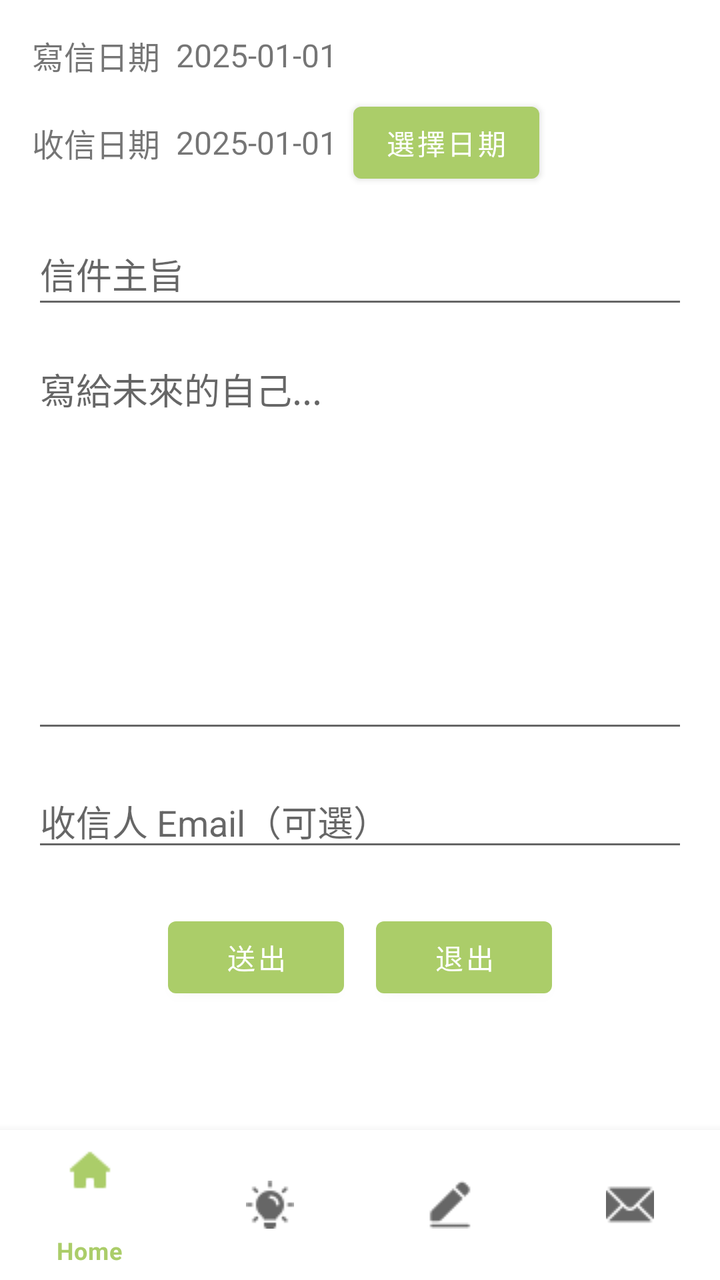
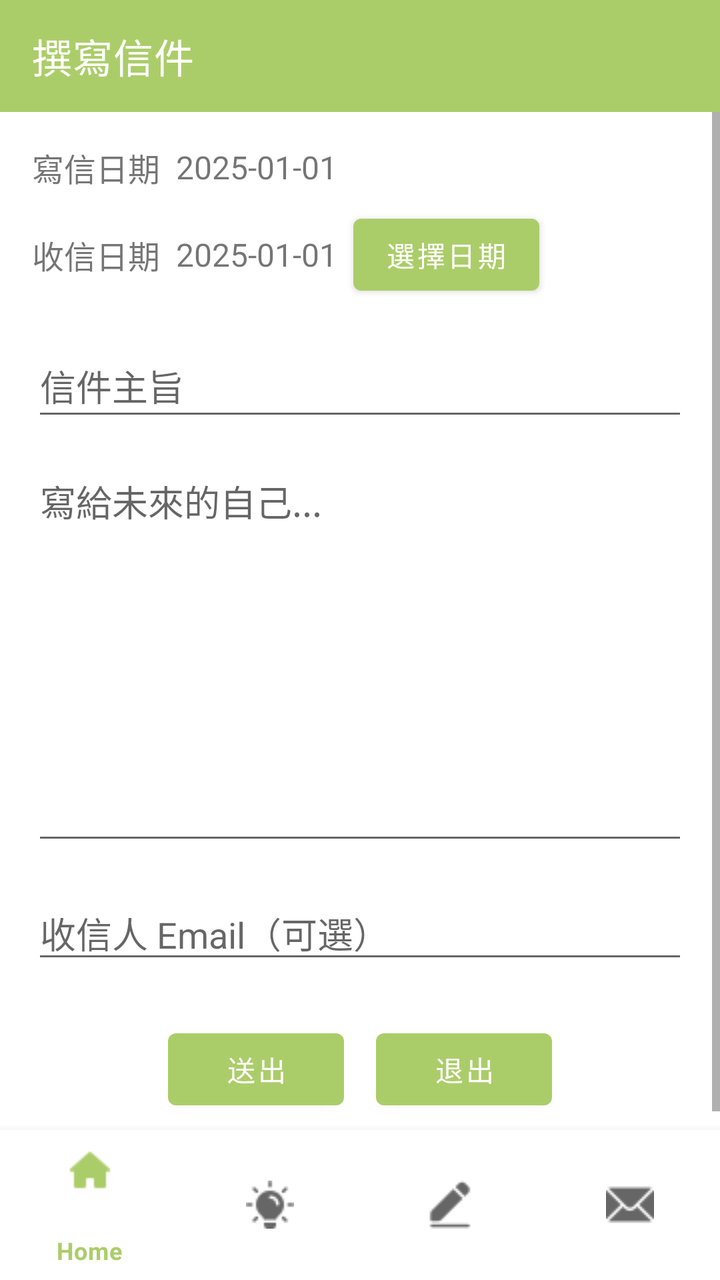

Compare the two renders of this Android layout. The source of the first and the diff that turns it into the second are given below.
<!-- AndroidManifest.xml: application theme Theme.FutureMeMailApp -->
<!-- res/layout/activity_write.xml -->
<?xml version="1.0" encoding="utf-8"?>
<androidx.constraintlayout.widget.ConstraintLayout xmlns:android="http://schemas.android.com/apk/res/android"
    xmlns:app="http://schemas.android.com/apk/res-auto"
    xmlns:tools="http://schemas.android.com/tools"
    android:id="@+id/main"
    android:layout_width="match_parent"
    android:layout_height="match_parent"
    android:fitsSystemWindows="true"
    tools:context=".WriteActivity">

    
    <ScrollView
        android:id="@+id/scrollWrite"
        android:layout_width="0dp"
        android:layout_height="0dp"
        android:fillViewport="true"
        app:layout_constraintTop_toTopOf="parent"
        app:layout_constraintBottom_toTopOf="@id/bottomNavigationView"
        app:layout_constraintStart_toStartOf="parent"
        app:layout_constraintEnd_toEndOf="parent">

        <LinearLayout
            android:layout_width="match_parent"
            android:layout_height="wrap_content"
            android:orientation="vertical"
            android:padding="16dp">

            
            <LinearLayout
                android:layout_width="match_parent"
                android:layout_height="wrap_content"
                android:orientation="horizontal"
                android:gravity="center_vertical"
                android:layout_marginBottom="8dp">

                <TextView
                    android:id="@+id/tvWriteDateLabel"
                    android:layout_width="wrap_content"
                    android:layout_height="wrap_content"
                    android:text="寫信日期"
                    android:textSize="16sp" />

                <TextView
                    android:id="@+id/tvWriteDate"
                    android:layout_width="wrap_content"
                    android:layout_height="wrap_content"
                    android:layout_marginStart="8dp"
                    android:text="2025-01-01"
                    android:textSize="16sp" />
            </LinearLayout>

            
            <LinearLayout
                android:layout_width="match_parent"
                android:layout_height="wrap_content"
                android:orientation="horizontal"
                android:gravity="center_vertical"
                android:layout_marginBottom="16dp">

                <TextView
                    android:id="@+id/tvReceiveDateLabel"
                    android:layout_width="wrap_content"
                    android:layout_height="wrap_content"
                    android:text="收信日期"
                    android:textSize="16sp" />

                <TextView
                    android:id="@+id/tvReceiveDate"
                    android:layout_width="wrap_content"
                    android:layout_height="wrap_content"
                    android:layout_marginStart="8dp"
                    android:text="2025-01-01"
                    android:textSize="16sp" />

                <Button
                    android:id="@+id/btnPickReceiveDate"
                    android:layout_width="wrap_content"
                    android:layout_height="wrap_content"
                    android:layout_marginStart="8dp"
                    android:text="選擇日期" />
            </LinearLayout>

            
            <EditText
                android:id="@+id/etTitle"
                android:layout_width="match_parent"
                android:layout_height="wrap_content"
                android:minHeight="48dp"
                android:hint="信件主旨"
                android:layout_marginBottom="12dp" />

            
            <EditText
                android:id="@+id/etContent"
                android:layout_width="match_parent"
                android:layout_height="200dp"
                android:hint="寫給未來的自己..."
                android:gravity="top"
                android:inputType="textMultiLine"
                android:layout_marginBottom="16dp" />

            
            <EditText
                android:id="@+id/etEmail"
                android:layout_width="match_parent"
                android:layout_height="wrap_content"
                android:hint="收信人 Email（可選）"
                android:inputType="textEmailAddress"
                android:layout_marginBottom="16dp" />

            
            <LinearLayout
                android:layout_width="match_parent"
                android:layout_height="wrap_content"
                android:orientation="horizontal"
                android:gravity="center"
                android:layout_marginTop="8dp">

                <Button
                    android:id="@+id/btnSend"
                    android:layout_width="wrap_content"
                    android:layout_height="wrap_content"
                    android:text="送出"
                    android:layout_marginEnd="16dp" />

                <Button
                    android:id="@+id/btnExit"
                    android:layout_width="wrap_content"
                    android:layout_height="wrap_content"
                    android:text="退出" />
            </LinearLayout>

        </LinearLayout>
    </ScrollView>

    
    <com.google.android.material.bottomnavigation.BottomNavigationView
        android:id="@+id/bottomNavigationView"
        android:layout_width="0dp"
        android:layout_height="75dp"
        app:layout_constraintBottom_toBottomOf="parent"
        app:layout_constraintStart_toStartOf="parent"
        app:layout_constraintEnd_toEndOf="parent"
        app:menu="@menu/bottom_nav_menu" />

</androidx.constraintlayout.widget.ConstraintLayout>
<!-- resources referenced by this layout -->
<resources>
  <style name="Theme.FutureMeMailApp" parent="Theme.MaterialComponents.DayNight.DarkActionBar">
          
          
          
          <item name="colorPrimary">@color/green_200</item>
          <item name="colorPrimaryVariant">@color/green_700</item>
          <item name="colorOnPrimary">@color/white</item>
          
          <item name="colorSecondary">@color/teal_200</item>
          <item name="colorSecondaryVariant">@color/teal_700</item>
          <item name="colorOnSecondary">@color/black</item>
          
          <item name="android:statusBarColor" tools:targetApi="l">?attr/colorPrimaryVariant</item>
      </style>
  <color name="green_200">#ABCD69</color>
  <color name="green_700">#0F502F</color>
  <color name="white">#FFFFFFFF</color>
  <color name="teal_200">#FF03DAC5</color>
  <color name="teal_700">#FF018786</color>
  <color name="black">#FF000000</color>
</resources>

<!-- the commit's change to res/layout/activity_write.xml (unified diff, before → after) -->
@@ -5,8 +5,18 @@
     android:id="@+id/main"
     android:layout_width="match_parent"
     android:layout_height="match_parent"
-    android:fitsSystemWindows="true"
     tools:context=".WriteActivity">
+
+    <com.google.android.material.appbar.MaterialToolbar
+        android:id="@+id/toolbar_write"
+        android:layout_width="0dp"
+        android:layout_height="wrap_content"
+        android:background="?attr/colorPrimary"
+        app:title="撰寫信件"
+        app:titleTextColor="?attr/colorOnPrimary"
+        app:layout_constraintEnd_toEndOf="parent"
+        app:layout_constraintStart_toStartOf="parent"
+        app:layout_constraintTop_toTopOf="parent" />
 
     
     <ScrollView
@@ -14,7 +24,7 @@
         android:layout_width="0dp"
         android:layout_height="0dp"
         android:fillViewport="true"
-        app:layout_constraintTop_toTopOf="parent"
+        app:layout_constraintTop_toBottomOf="@+id/toolbar_write"
         app:layout_constraintBottom_toTopOf="@id/bottomNavigationView"
         app:layout_constraintStart_toStartOf="parent"
         app:layout_constraintEnd_toEndOf="parent">
<!-- resource entries referenced after the edit -->
@@ -1,6 +1,6 @@
 <!-- resources referenced by this layout -->
 <resources>
-  <style name="Theme.FutureMeMailApp" parent="Theme.MaterialComponents.DayNight.DarkActionBar">
+  <style name="Theme.FutureMeMailApp" parent="Theme.MaterialComponents.DayNight.NoActionBar">
           
           
           
